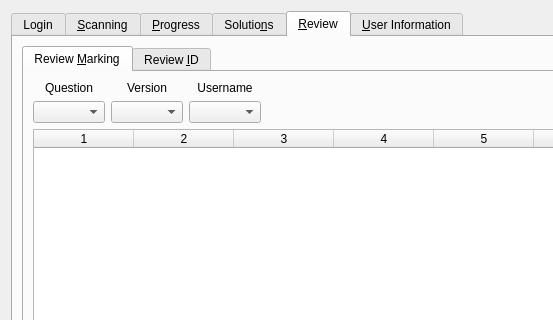
First picture: the form in qtCreatorFiles/ui_manager.ui, repository plomgrading/plom, before the edit; both pictures show x 0 to 553 and y 0 to 320 of the 1024 by 660 pixel window.
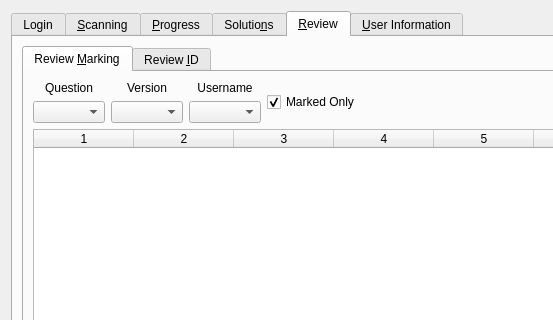
Second picture: the form after the edit. The open tabs and pages were chosen to show the change.

```diff
--- a/qtCreatorFiles/ui_manager.ui
+++ b/qtCreatorFiles/ui_manager.ui
@@ -1056,6 +1056,16 @@
                </item>
               </layout>
              </item>
+             <item>
+              <widget class="QCheckBox" name="markedOnlyCB">
+               <property name="text">
+                <string>Marked Only</string>
+               </property>
+               <property name="checked">
+                <bool>true</bool>
+               </property>
+              </widget>
+             </item>
              <item>
               <spacer name="horizontalSpacer_11">
                <property name="orientation">
```
Left out of the diff: 6 changed lines with no effect on the pictures.
